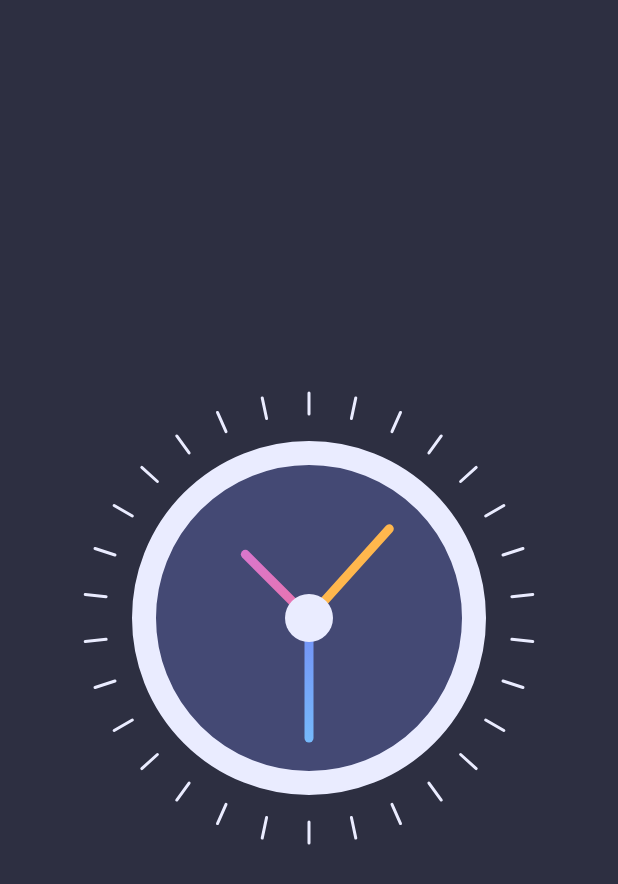
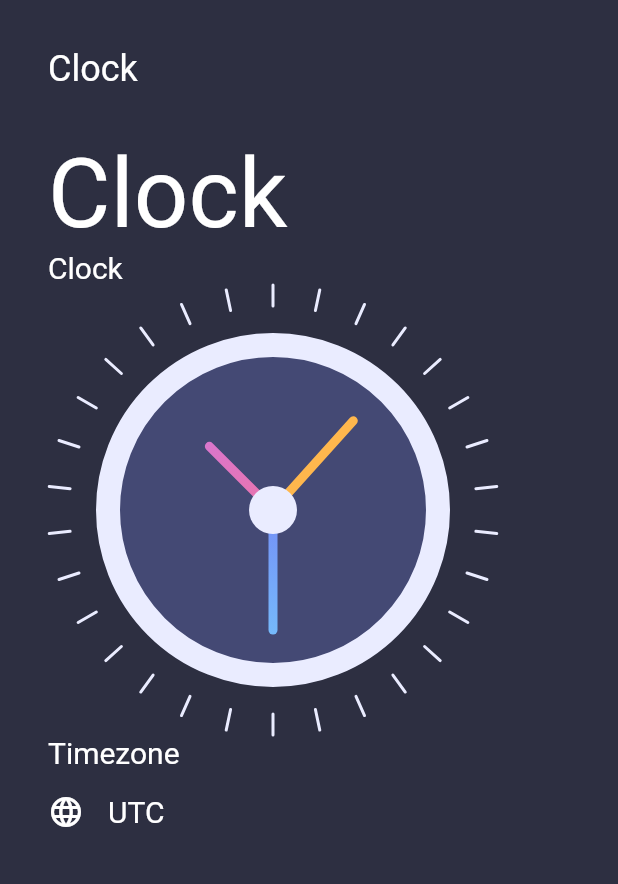
Before and after one commit to kutigbolahan/Watch, a Flutter app: the screen it shows after launch, on a phone screen of 412 x 824 dp. Shown: the top 884 px of the screen. Run offline on Flutter 3.47's test engine with Material 2 defaults, Android fonts, the phone set to English and light mode, and no system bars.

Commit message:
gettin into it

```diff
--- a/lib/watch.dart
+++ b/lib/watch.dart
@@ -9,11 +9,52 @@ class Watch extends StatefulWidget {
 class _WatchState extends State<Watch> {
   @override
   Widget build(BuildContext context) {
+    var now = DateTime.now();
     return Scaffold(
+      backgroundColor: Color(0xFF2D2F41),
       body: Container(
-        alignment: Alignment.center,
+        padding: EdgeInsets.all(32),
         color: Color(0xff2d2f41),
-        child: Watchview(),
+        child: Column(crossAxisAlignment: CrossAxisAlignment.start, children: [
+          Text(
+            'Clock',
+            style: TextStyle(color: Colors.white, fontSize: 24),
+          ),
+          SizedBox(
+            height: 32,
+          ),
+          Text(
+            'Clock',
+            style: TextStyle(color: Colors.white, fontSize: 64),
+          ),
+          Text(
+            'Clock',
+            style: TextStyle(color: Colors.white, fontSize: 20),
+          ),
+          Watchview(),
+          Text(
+            'Timezone',
+            style: TextStyle(color: Colors.white, fontSize: 20),
+          ),
+          SizedBox(
+            height: 16,
+          ),
+          Row(
+            children: [
+              Icon(
+                Icons.language,
+                color: Colors.white,
+              ),
+              SizedBox(
+                width: 16,
+              ),
+              Text(
+                'UTC',
+                style: TextStyle(color: Colors.white, fontSize: 20),
+              ),
+            ],
+          )
+        ]),
       ),
     );
   }
--- a/lib/watch_view.dart
+++ b/lib/watch_view.dart
@@ -11,10 +11,10 @@ class Watchview extends StatefulWidget {
 class _WatchviewState extends State<Watchview> {
   @override
   void initState() {
+    super.initState();
     Timer.periodic(Duration(seconds: 1), (timer) {
       setState(() {});
     });
-    super.initState();
   }
 
   @override
--- a/pubspec.yaml
+++ b/pubspec.yaml
@@ -28,6 +28,7 @@ dependencies:
   # The following adds the Cupertino Icons font to your application.
   # Use with the CupertinoIcons class for iOS style icons.
   cupertino_icons: ^0.1.3
+  intl: ^0.16.1
 
 dev_dependencies:
   flutter_test:
```
Also changed, not shown: pubspec.lock.
